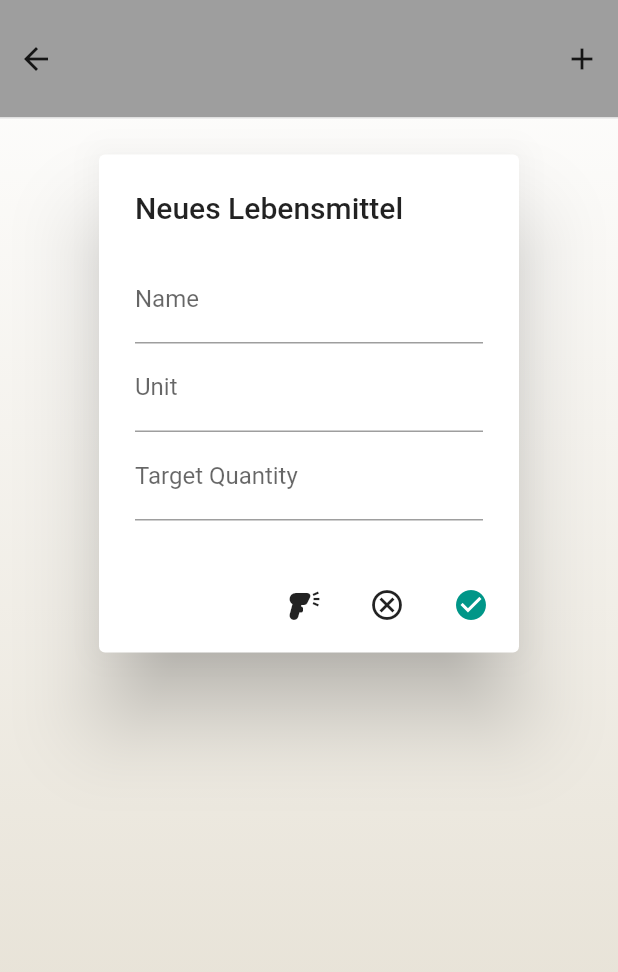
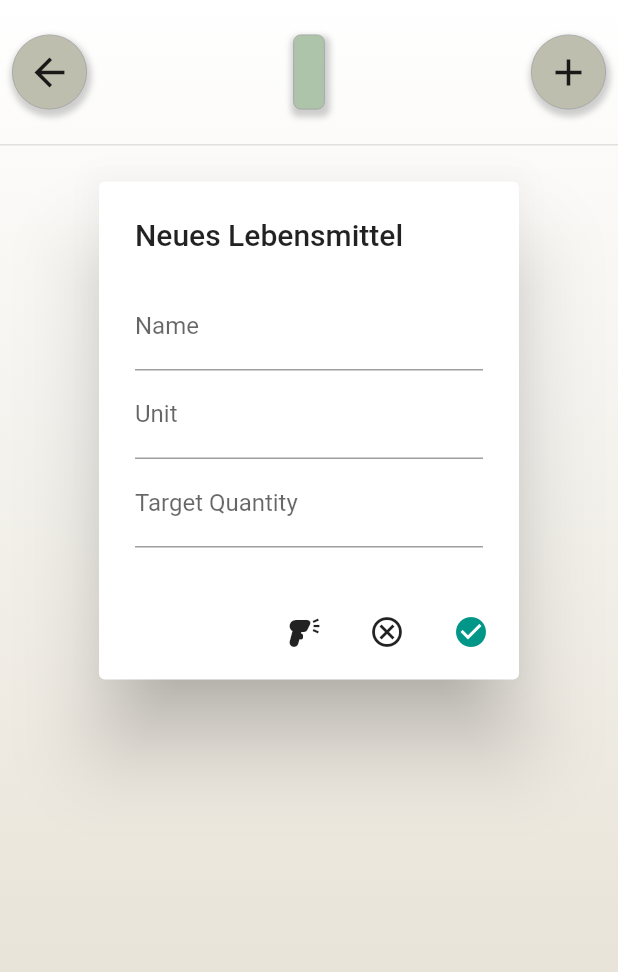
Before and after one commit to tenbuschs/tenki, a Flutter app: the StorageTabContent widget shown alone on an empty page, opened directly, on a phone screen of 412 x 824 dp. Shown: the top 972 px of the screen. Run offline on Flutter 3.47's test engine with Material 2 defaults, Android fonts, the phone set to English and light mode, and no system bars; our stand-ins replace camera, cloud_firestore, firebase_auth, firebase_core; missing offline and left inert: flutter_barcode_scanner; accounts and stored records are empty.

Commit message:
Redisgn storage Tab Content

```diff
--- a/lib/figma_to_code.dart
+++ b/lib/figma_to_code.dart
@@ -11,15 +11,11 @@ import 'main.dart';
 
 
 
-
-
-
-
-
 class BottomTabBar extends StatefulWidget {
   @override
   _BottomTabBarState createState() => _BottomTabBarState();
 }
+
 
 class _BottomTabBarState extends State<BottomTabBar>
     with SingleTickerProviderStateMixin {
--- a/lib/main_page.dart
+++ b/lib/main_page.dart
@@ -104,7 +104,7 @@ class _TenkiMainPageState extends State<TenkiMainPage>
                         // storage_tab
                         const storage_tab.TwoColumnLocationView(),
                         //recipe_tab
-                        figma.BottomTabBar(),
+                        recipe_tab.Recipe(),
                         // shopping-list_tab
                         const shopping_list_tab.ShoppingList(),
                         // calender_tab
--- a/lib/storage_tab.dart
+++ b/lib/storage_tab.dart
@@ -309,7 +309,7 @@ class _StorageTabContentState extends State<StorageTabContent> {
         children: [
           Container(
             decoration: BoxDecoration(
-              color: Colors.grey,
+              //color: Colors.grey,
               border: Border(
                 bottom: BorderSide(
                   width: 1.0,
@@ -320,11 +320,29 @@ class _StorageTabContentState extends State<StorageTabContent> {
             child: Column(
               children: [
                 const SizedBox(height: 15),
-                Row(
+                Padding(
+                  padding: const EdgeInsets.all(8.0),
+                  child: Row(
                     mainAxisAlignment: MainAxisAlignment.spaceBetween,
                     children: [
-                    IconButton(
-                      icon: const Icon(Icons.arrow_back),
+                      Container(
+                        width: 50.0,
+                        height: 50.0,
+                        decoration: BoxDecoration(
+                          shape: BoxShape.circle,
+                          border: Border.all(color: Colors.grey, width: 0.5),
+                          color: TenkiColor4(),
+                          boxShadow: [
+                            BoxShadow(
+                              color: Colors.grey.withOpacity(0.5),
+                              spreadRadius: 2,
+                              blurRadius: 3,
+                              offset: const Offset(1, 3),
+                            ),
+                          ],
+                        ),
+                        child: IconButton(
+                          icon: const Icon(Icons.arrow_back, size: 30),
                           onPressed: () {
                             Navigator.push(
                               context,
@@ -333,15 +351,54 @@ class _StorageTabContentState extends State<StorageTabContent> {
                             );
                           },
                         ),
-                    Text(
+                      ),
+
+                      Container(
+                        //width:150,
+                        height: 50,
+ //                       color: TenkiColor1(),
+                        decoration: BoxDecoration(
+                          borderRadius: BorderRadius.circular(5),
+                          border: Border.all(color: Colors.grey, width: 0.5, ),
+                          color: const Color(0xffadc4aa),
+                          boxShadow: [
+                            BoxShadow(
+                              color: Colors.grey.withOpacity(0.5),
+                              spreadRadius: 2,
+                              blurRadius: 3,
+                              offset: const Offset(1, 3),
+                            ),
+                          ],
+                        ),
+                        padding: EdgeInsets.all(10),
+                        child: Center(
+                          child: Text(
                             widget.location,
                             style: const TextStyle(
                               fontWeight: FontWeight.bold,
                               fontSize: 20.0,
                             ),
                           ),
-                    IconButton(
-                      icon: const Icon(Icons.add),
+                        ),
+                      ),
+                      Container(
+                        width: 50.0,
+                        height: 50.0,
+                        decoration: BoxDecoration(
+                          shape: BoxShape.circle,
+                          border: Border.all(color: Colors.grey, width: 0.5),
+                          color: TenkiColor4(),
+                          boxShadow: [
+                            BoxShadow(
+                              color: Colors.grey.withOpacity(0.5),
+                              spreadRadius: 2,
+                              blurRadius: 3,
+                              offset: const Offset(1, 3),
+                            ),
+                          ],
+                        ),
+                        child:  IconButton(
+                          icon: const Icon(Icons.add, size: 30),
                           onPressed: () {
                             showDialog(
                                 context: context,
@@ -350,7 +407,10 @@ class _StorageTabContentState extends State<StorageTabContent> {
                                 });
                           },
                         ),
+                      ),
+
                     ],
+                  ),
                 ),
                 const SizedBox(height: 15),
               ],
@@ -387,11 +447,22 @@ class _StorageTabContentState extends State<StorageTabContent> {
                           final item = _items[index];
                           return SingleChildScrollView(
                             scrollDirection: Axis.horizontal,
-                            child: Container(
+                            child: Column(
+                              children: [
+                                const SizedBox(height:8),
+                                Container(
                                   decoration: BoxDecoration(
                                     border:
-                                    Border.all(color: Colors.black, width: 1),
+                                        Border.all(color: Colors.grey, width: 0.5),
                                     color: TenkiColor3(),
+                                    boxShadow: [
+                                      BoxShadow(
+                                        color: Colors.grey.withOpacity(0.5),
+                                        spreadRadius: 2,
+                                        blurRadius: 3,
+                                        offset: const Offset(1, 3),
+                                      ),
+                                    ],
                                   ),
                                   child: Row(
                                     children: [
@@ -452,7 +523,7 @@ class _StorageTabContentState extends State<StorageTabContent> {
                                                           width: 50,
                                                           color: Colors.transparent,
                                                           child: const Text(
-                                                        "Aktuell:",
+                                                            "Aktuell: ",
                                                             textAlign:
                                                                 TextAlign.center,
                                                           )),
@@ -488,7 +559,7 @@ class _StorageTabContentState extends State<StorageTabContent> {
                                                           width: 50,
                                                           color: Colors.transparent,
                                                           child: const Text(
-                                                        "Soll:",
+                                                            "Soll: ",
                                                             textAlign:
                                                                 TextAlign.center,
                                                           )),
@@ -518,9 +589,12 @@ class _StorageTabContentState extends State<StorageTabContent> {
                                           ],
                                         ),
                                       ),
+                                      const SizedBox(
+                                          width:8,
+                                      ),
                                       Container(
                                         height: 160,
-                                    color: Colors.green,
+                                        color: TenkiColor4(),
                                         child: const Center(
                                           child: Text(
                                             'Vllt bald eine Kategorie... ',
@@ -532,9 +606,12 @@ class _StorageTabContentState extends State<StorageTabContent> {
                                           ),
                                         ),
                                       ),
+                                      const SizedBox(
+                                        width:8,
+                                      ),
                                       Container(
                                         height: 160,
-                                    color: Colors.grey,
+                                        color: TenkiColor4(),
                                         child: const Center(
                                           child: Text(
                                             'Hier steht iwan das MHD... ',
@@ -548,6 +625,8 @@ class _StorageTabContentState extends State<StorageTabContent> {
                                       ),
                                     ],
                                   ),
+                                ),
+                              ],
                             ),
                           );
                         },
@@ -876,12 +955,6 @@ class _PopupAddItemState extends State<PopupAddItem> {
             DatabaseInterface dbInterface = DatabaseInterface();
             await dbInterface.addItemToStorageMap(newEntry);
 
-            // Refresh the TabView
-            setState(() {
-              //selectedIndex = selectedIndex;
-              //_pageController.jumpToPage(locations.length + 1);
-            });
-
             // Close AlertDialog
             Navigator.of(context).pop();
           },
```
Lines whose indentation alone changed are shown as unchanged.
